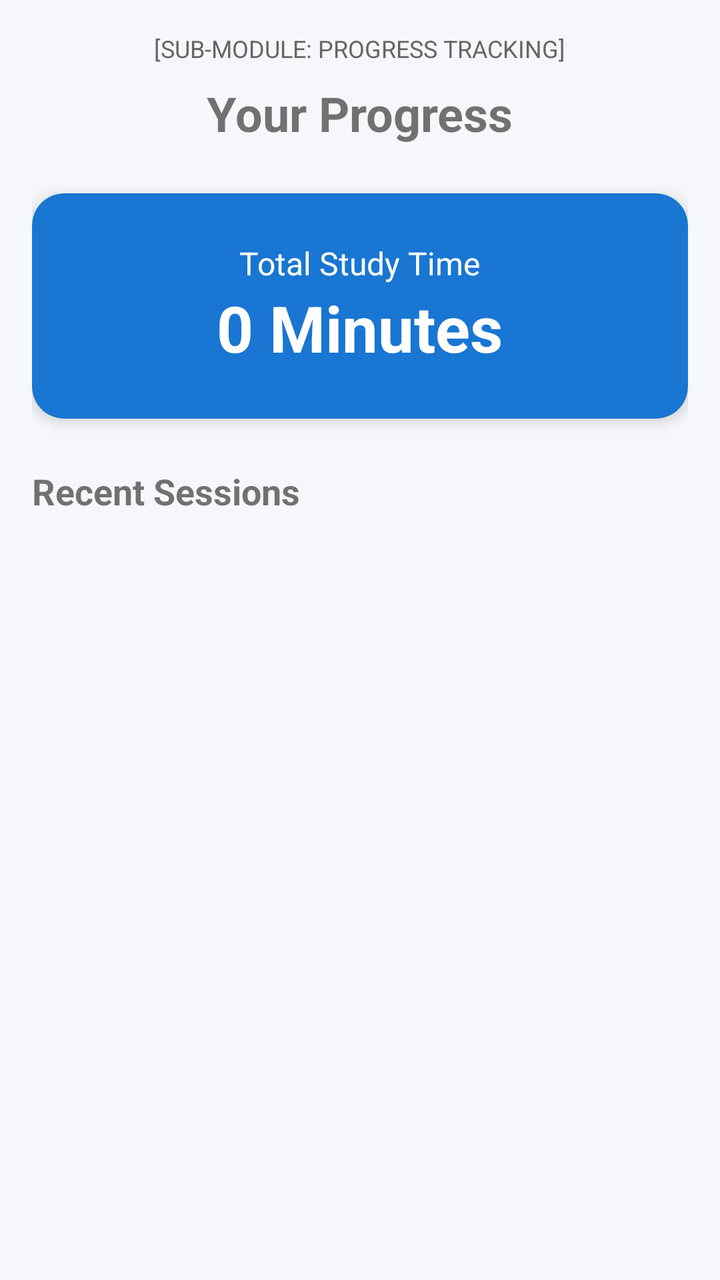
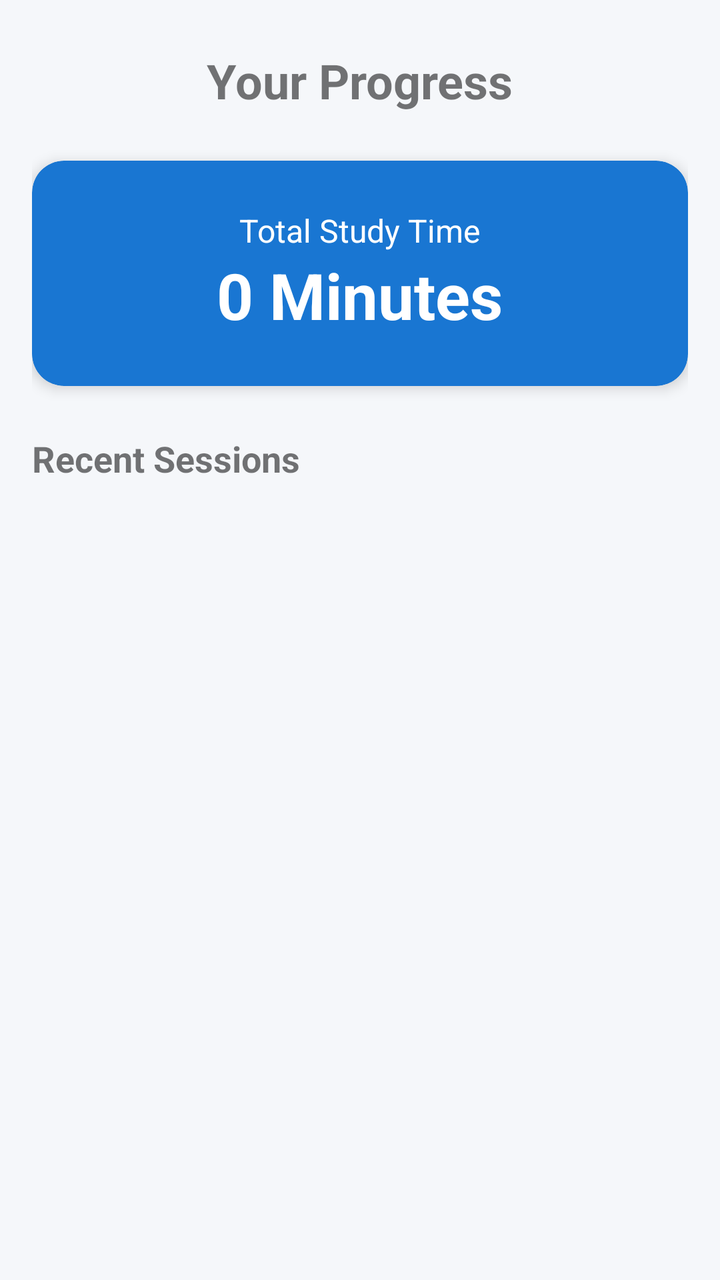

Two renders of the same Android screen: before a commit and after it. Below are the layout's source before the change and the commit's diff.
<!-- AndroidManifest.xml: application theme Theme.BoardExamReviewer -->
<!-- res/layout/fragment_progress.xml -->
<?xml version="1.0" encoding="utf-8"?>
<LinearLayout xmlns:android="http://schemas.android.com/apk/res/android"
    xmlns:app="http://schemas.android.com/apk/res-auto"
    android:layout_width="match_parent"
    android:layout_height="match_parent"
    android:orientation="vertical"
    android:padding="16dp">

    <TextView
        android:layout_width="wrap_content"
        android:layout_height="wrap_content"
        android:text="[SUB-MODULE: PROGRESS TRACKING]"
        android:textSize="12sp"
        android:textColor="#666666"
        android:layout_gravity="center_horizontal" />

    <TextView
        android:layout_width="wrap_content"
        android:layout_height="wrap_content"
        android:text="Your Progress"
        android:textSize="24sp"
        android:textStyle="bold"
        android:layout_marginTop="8dp"
        android:layout_gravity="center_horizontal" />

    <com.google.android.material.card.MaterialCardView
        android:layout_width="match_parent"
        android:layout_height="wrap_content"
        android:layout_marginTop="24dp"
        app:cardCornerRadius="16dp"
        app:cardElevation="4dp"
        app:cardBackgroundColor="?attr/colorPrimary">

        <LinearLayout
            android:layout_width="match_parent"
            android:layout_height="wrap_content"
            android:orientation="vertical"
            android:padding="24dp"
            android:gravity="center">

            <TextView
                android:layout_width="wrap_content"
                android:layout_height="wrap_content"
                android:text="Total Study Time"
                android:textColor="@android:color/white"
                android:textSize="16sp" />

            <TextView
                android:id="@+id/tv_total_time"
                android:layout_width="wrap_content"
                android:layout_height="wrap_content"
                android:text="0 Minutes"
                android:textColor="@android:color/white"
                android:textSize="32sp"
                android:textStyle="bold" />
        </LinearLayout>
    </com.google.android.material.card.MaterialCardView>

    <TextView
        android:layout_width="wrap_content"
        android:layout_height="wrap_content"
        android:text="Recent Sessions"
        android:textSize="18sp"
        android:textStyle="bold"
        android:layout_marginTop="24dp" />

    <androidx.recyclerview.widget.RecyclerView
        android:id="@+id/rv_sessions"
        android:layout_width="match_parent"
        android:layout_height="0dp"
        android:layout_weight="1"
        android:layout_marginTop="8dp" />

</LinearLayout>
<!-- resources referenced by this layout -->
<resources>
  <style name="Theme.BoardExamReviewer" parent="Theme.MaterialComponents.Light.NoActionBar">
          
          <item name="colorPrimary">@color/primary_blue</item>
          <item name="colorPrimaryVariant">@color/primary_dark_blue</item>
          <item name="colorOnPrimary">@color/white</item>
          
          <item name="colorSecondary">@color/primary_light_blue</item>
          <item name="colorSecondaryVariant">@color/primary_blue</item>
          <item name="colorOnSecondary">@color/text_deep_blue</item>
          
          <item name="android:statusBarColor">@color/primary_dark_blue</item>
          
          <item name="android:windowBackground">@color/background_white</item>
      </style>
  <color name="primary_blue">#1976D2</color>
  <color name="primary_dark_blue">#0D47A1</color>
  <color name="white">#FFFFFF</color>
  <color name="primary_light_blue">#BBDEFB</color>
  <color name="text_deep_blue">#1A237E</color>
  <color name="background_white">#F5F7FA</color>
</resources>

<!-- the commit's change to res/layout/fragment_progress.xml (unified diff, before → after) -->
@@ -5,15 +5,7 @@
     android:layout_height="match_parent"
     android:orientation="vertical"
     android:padding="16dp">
-
-    <TextView
-        android:layout_width="wrap_content"
-        android:layout_height="wrap_content"
-        android:text="[SUB-MODULE: PROGRESS TRACKING]"
-        android:textSize="12sp"
-        android:textColor="#666666"
-        android:layout_gravity="center_horizontal" />
-
+    
     <TextView
         android:layout_width="wrap_content"
         android:layout_height="wrap_content"
